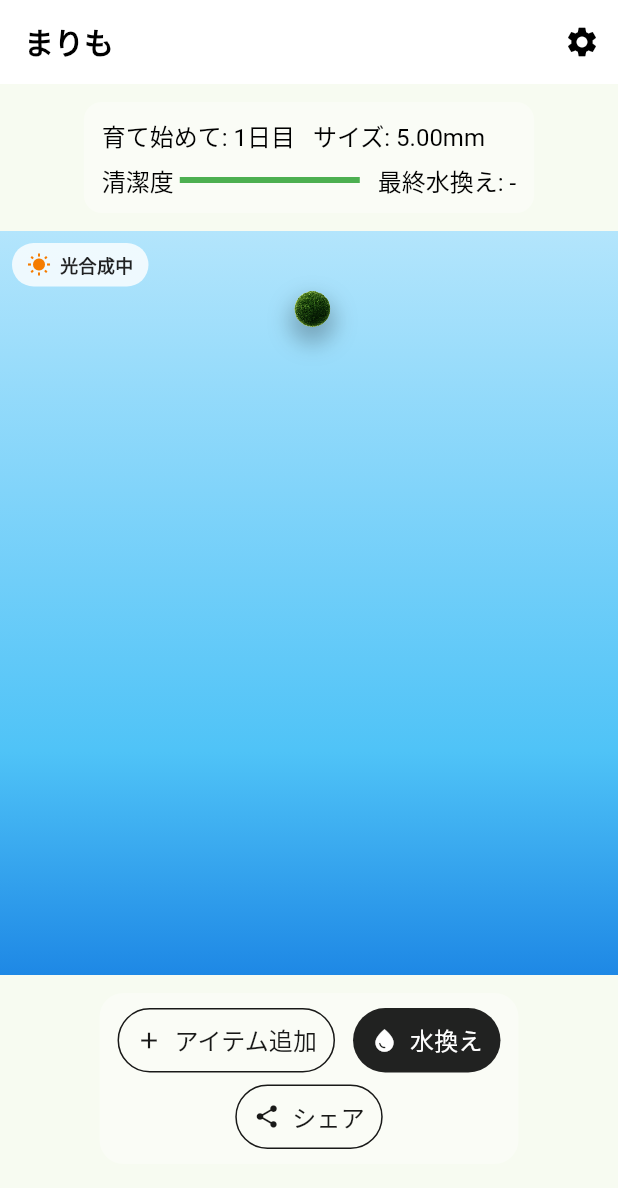
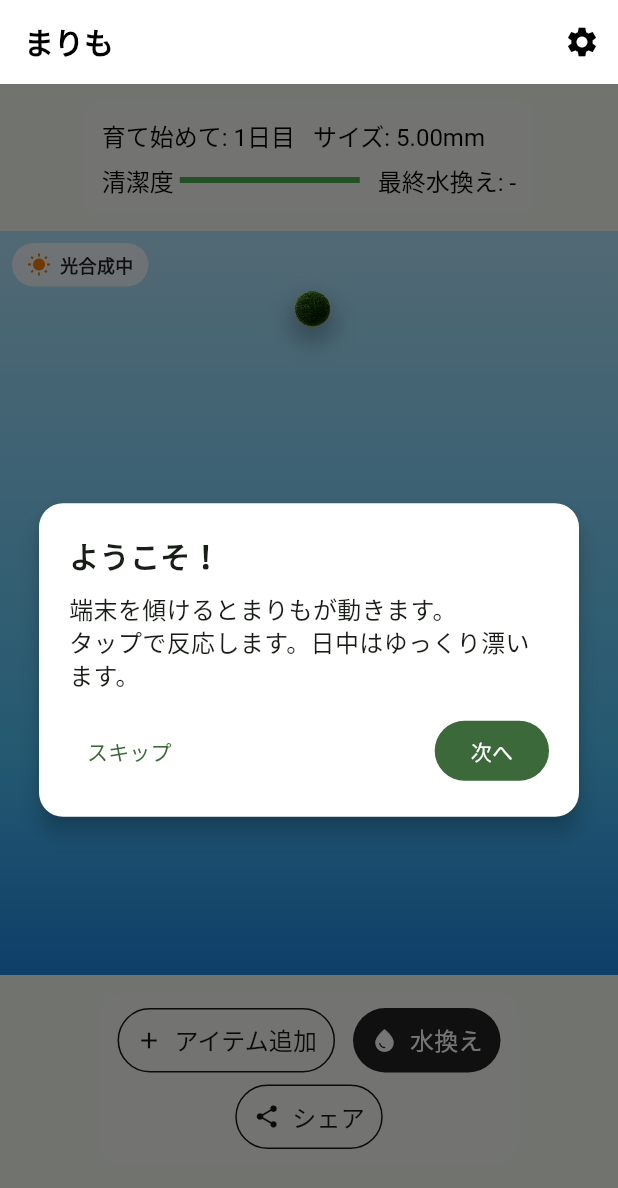
Before and after one commit to fightingram/marimo-care, a Flutter app: the screen it shows after launch, after a tap on "はじめる", on a phone screen of 412 x 824 dp. Shown: the top 1188 px of the screen. Run offline on Flutter 3.47's test engine with Material 3 defaults, Android fonts, the light colour scheme and no system bars; our stand-ins replace audioplayers, flutter_local_notifications, flutter_svg, flutter_timezone, image_gallery_saver, image_picker and 4 more; accounts and stored records are empty.

Commit message:
チュートリアルの差し込み

```diff
--- a/lib/pages/home_page.dart
+++ b/lib/pages/home_page.dart
@@ -1,4 +1,5 @@
 import 'dart:ui' as ui;
+import 'dart:typed_data' show Uint8List;
 import 'dart:io';
 import 'dart:async';
 import 'dart:math' as math;
@@ -56,6 +57,9 @@ class _HomePageState extends State<HomePage> with SingleTickerProviderStateMixin
   Timer? _speechTimer;
   // Audio player for SFX
   final AudioPlayer _sfxPlayer = AudioPlayer();
+  // First-run tutorial
+  bool _showTutorial = false;
+  int _tutorialStep = 0;
 
   DateTime _now() {
     final s = _settings;
@@ -195,6 +199,14 @@ class _HomePageState extends State<HomePage> with SingleTickerProviderStateMixin
       enabled: s.notificationsEnabled && updated.state == MarimoState.alive,
       nowOverride: _settings?.debugNowOverride,
     );
+    // Show first-run tutorial if not shown before
+    final shown = await AppStorage.instance.isTutorialShown();
+    if (!shown && mounted) {
+      setState(() {
+        _tutorialStep = 0;
+        _showTutorial = true;
+      });
+    }
   }
 
   // Removed old death dialog; using in-page overlay instead
@@ -552,6 +564,7 @@ class _HomePageState extends State<HomePage> with SingleTickerProviderStateMixin
                 ),
               ),
             ),
+          _tutorialOverlay(),
         ],
       ),
     );
@@ -608,17 +621,24 @@ class _HomePageState extends State<HomePage> with SingleTickerProviderStateMixin
       await Future.delayed(const Duration(milliseconds: 20));
       await WidgetsBinding.instance.endOfFrame;
     }
+
     final devicePR = MediaQuery.of(context).devicePixelRatio;
-    final pixelRatio = (devicePR * 2.0).clamp(2.0, 4.0);
-    final image = await boundary.toImage(pixelRatio: pixelRatio);
-    Uint8List bytes;
+    final candidates = <double>[
+      (devicePR * 1.5).clamp(1.5, 3.0).toDouble(),
+      devicePR.clamp(1.0, 2.5).toDouble(),
+      1.0,
+    ];
+
+    for (final ratio in candidates) {
+      try {
+        final image = await boundary.toImage(pixelRatio: ratio);
         if ((_settings?.screenshotWatermark ?? true)) {
           final recorder = ui.PictureRecorder();
           final canvas = ui.Canvas(recorder);
           final w = image.width.toDouble();
           final h = image.height.toDouble();
           canvas.drawImage(image, const Offset(0, 0), Paint());
-      const label = 'Marimochi';
+          const label = 'まりもっち';
           final tp = TextPainter(
             text: const TextSpan(style: TextStyle(color: Colors.white, fontSize: 36, fontWeight: FontWeight.w600), text: label),
             textDirection: TextDirection.ltr,
@@ -635,18 +655,27 @@ class _HomePageState extends State<HomePage> with SingleTickerProviderStateMixin
           final picture = recorder.endRecording();
           final watermarked = await picture.toImage(image.width, image.height);
           final byteData = await watermarked.toByteData(format: ui.ImageByteFormat.png);
-      if (byteData == null) return null;
-      bytes = byteData.buffer.asUint8List();
+          if (byteData != null) {
+            return byteData.buffer.asUint8List();
+          }
         } else {
           final byteData = await image.toByteData(format: ui.ImageByteFormat.png);
-      if (byteData == null) return null;
-      bytes = byteData.buffer.asUint8List();
+          if (byteData != null) {
+            return byteData.buffer.asUint8List();
           }
-    return bytes;
+        }
+      } catch (_) {
+        // try next lower ratio
+      }
+    }
+    return null;
   }
 
   Future<void> _saveScreenshot() async {
     try {
+      // Wait for any UI transitions (e.g., sheets) to finish
+      await Future.delayed(const Duration(milliseconds: 60));
+      await WidgetsBinding.instance.endOfFrame;
       setState(() => _isCapturing = true);
       final bytes = await _captureScreenshotBytes();
       if (bytes == null) throw Exception('screenshot failed');
@@ -663,7 +692,10 @@ class _HomePageState extends State<HomePage> with SingleTickerProviderStateMixin
         SnackBar(content: Text(ok ? 'ライブラリに保存しました' : '保存に失敗しました')),
       );
       await _hapticLight();
-    } catch (_) {
+    } catch (e) {
+      // Log for diagnostics
+      // ignore: avoid_print
+      print('saveScreenshot error: $e');
       if (!mounted) return;
       ScaffoldMessenger.of(context).showSnackBar(const SnackBar(content: Text('スクショの作成に失敗しました')));
     } finally {
@@ -673,6 +705,9 @@ class _HomePageState extends State<HomePage> with SingleTickerProviderStateMixin
 
   Future<void> _shareToLine() async {
     try {
+      // Ensure UI is settled after closing bottom sheet
+      await Future.delayed(const Duration(milliseconds: 60));
+      await WidgetsBinding.instance.endOfFrame;
       setState(() => _isCapturing = true);
       final bytes = await _captureScreenshotBytes();
       if (bytes == null) throw Exception('screenshot failed');
@@ -680,13 +715,20 @@ class _HomePageState extends State<HomePage> with SingleTickerProviderStateMixin
       final path = '${dir.path}/marimo_${DateTime.now().millisecondsSinceEpoch}.png';
       final file = File(path);
       await file.writeAsBytes(bytes);
+      final box = context.findRenderObject() as RenderBox?;
+      final origin = box != null
+          ? (box.localToGlobal(Offset.zero) & box.size)
+          : const ui.Rect.fromLTWH(0, 0, 1, 1);
       await Share.shareXFiles(
         [XFile(path, mimeType: 'image/png', name: 'marimo.png')],
-        text: 'Marimochiの記録',
-        subject: 'Marimochi',
+        text: 'まりもっちの記録',
+        subject: 'まりもっち',
+        sharePositionOrigin: origin,
       );
       await _hapticLight();
-    } catch (_) {
+    } catch (e) {
+      // ignore: avoid_print
+      print('shareToLine error: $e');
       if (!mounted) return;
       ScaffoldMessenger.of(context).showSnackBar(const SnackBar(content: Text('LINE共有に失敗しました')));
     } finally {
@@ -696,6 +738,8 @@ class _HomePageState extends State<HomePage> with SingleTickerProviderStateMixin
 
   Future<void> _shareToX() async {
     try {
+      await Future.delayed(const Duration(milliseconds: 60));
+      await WidgetsBinding.instance.endOfFrame;
       setState(() => _isCapturing = true);
       final bytes = await _captureScreenshotBytes();
       if (bytes == null) throw Exception('screenshot failed');
@@ -703,13 +747,20 @@ class _HomePageState extends State<HomePage> with SingleTickerProviderStateMixin
       final path = '${dir.path}/marimo_${DateTime.now().millisecondsSinceEpoch}.png';
       final file = File(path);
       await file.writeAsBytes(bytes);
+      final box = context.findRenderObject() as RenderBox?;
+      final origin = box != null
+          ? (box.localToGlobal(Offset.zero) & box.size)
+          : const ui.Rect.fromLTWH(0, 0, 1, 1);
       await Share.shareXFiles(
         [XFile(path, mimeType: 'image/png', name: 'marimo.png')],
-        text: '#Marimochi',
-        subject: 'Marimochi',
+        text: '#まりもっち',
+        subject: 'まりもっち',
+        sharePositionOrigin: origin,
       );
       await _hapticLight();
-    } catch (_) {
+    } catch (e) {
+      // ignore: avoid_print
+      print('shareToX error: $e');
       if (!mounted) return;
       ScaffoldMessenger.of(context).showSnackBar(const SnackBar(content: Text('X共有に失敗しました')));
     } finally {
@@ -803,6 +854,84 @@ class _HomePageState extends State<HomePage> with SingleTickerProviderStateMixin
   Color _primaryBg() => _panelTextColor() == Colors.white ? Colors.white : Colors.black87;
   Color _primaryFg() => _panelTextColor() == Colors.white ? Colors.black : Colors.white;
   Color _outlineColor() => _panelTextColor().withOpacity(0.9);
+
+  Widget _tutorialOverlay() {
+    if (!_showTutorial) return const SizedBox.shrink();
+    final steps = [
+      (
+        'ようこそ！',
+        '端末を傾けるとまりもが動きます。\nタップで反応します。日中はゆっくり漂います。'
+      ),
+      (
+        '水換えとアイテム',
+        '下部の「水換え」ボタンで清潔度UP。\n「アイテム追加」で水槽にパーツを置けます。'
+      ),
+      (
+        'お手入れの注意',
+        '水換えをしない日が続くと水槽が濁っていきます。\n10日間放置すると、まりもがいなくなってしまうことがあります。'
+      ),
+      (
+        'アイテムの編集',
+        'ピンチ操作で移動・拡大縮小・回転。\n長押しで「削除/前後移動」を選べます。設定から背景変更も可能。'
+      ),
+    ];
+    final (title, message) = steps[_tutorialStep];
+    return Positioned.fill(
+      child: IgnorePointer(
+        ignoring: false,
+        child: Container(
+          color: Colors.black54,
+          child: Center(
+            child: ConstrainedBox(
+              constraints: const BoxConstraints(maxWidth: 360),
+              child: Material(
+                color: Colors.white,
+                elevation: 6,
+                borderRadius: BorderRadius.circular(16),
+                child: Padding(
+                  padding: const EdgeInsets.all(20),
+                  child: Column(
+                    mainAxisSize: MainAxisSize.min,
+                    crossAxisAlignment: CrossAxisAlignment.start,
+                    children: [
+                      Text(title, style: const TextStyle(fontSize: 20, fontWeight: FontWeight.w700)),
+                      const SizedBox(height: 10),
+                      Text(message, style: const TextStyle(fontSize: 16, height: 1.4)),
+                      const SizedBox(height: 16),
+                      Row(
+                        children: [
+                          TextButton(
+                            onPressed: () async {
+                              await AppStorage.instance.setTutorialShown(true);
+                              if (mounted) setState(() => _showTutorial = false);
+                            },
+                            child: const Text('スキップ'),
+                          ),
+                          const Spacer(),
+                          FilledButton(
+                            onPressed: () async {
+                              final lastStep = steps.length - 1;
+                              if (_tutorialStep < lastStep) {
+                                setState(() => _tutorialStep += 1);
+                              } else {
+                                await AppStorage.instance.setTutorialShown(true);
+                                if (mounted) setState(() => _showTutorial = false);
+                              }
+                            },
+                            child: Text(_tutorialStep < (steps.length - 1) ? '次へ' : 'はじめる'),
+                          )
+                        ],
+                      )
+                    ],
+                  ),
+                ),
+              ),
+            ),
+          ),
+        ),
+      ),
+    );
+  }
 
   List<Widget> _buildItemWidgets({required bool front}) {
     return _items
--- a/lib/storage.dart
+++ b/lib/storage.dart
@@ -6,6 +6,7 @@ class StorageKeys {
   static const growthLogs = 'growth_logs_v1';
   static const settings = 'user_settings_v1';
   static const items = 'tank_items_v1';
+  static const tutorialShown = 'tutorial_shown_v1';
 }
 
 class AppStorage {
@@ -73,4 +74,14 @@ class AppStorage {
     final prefs = await SharedPreferences.getInstance();
     await prefs.setString(StorageKeys.items, TankItem.encodeList(items));
   }
+
+  Future<bool> isTutorialShown() async {
+    final prefs = await SharedPreferences.getInstance();
+    return prefs.getBool(StorageKeys.tutorialShown) ?? false;
+  }
+
+  Future<void> setTutorialShown(bool value) async {
+    final prefs = await SharedPreferences.getInstance();
+    await prefs.setBool(StorageKeys.tutorialShown, value);
+  }
 }
```
Also changed, not shown: 9 other files. Lines whose indentation alone changed are shown as unchanged.
